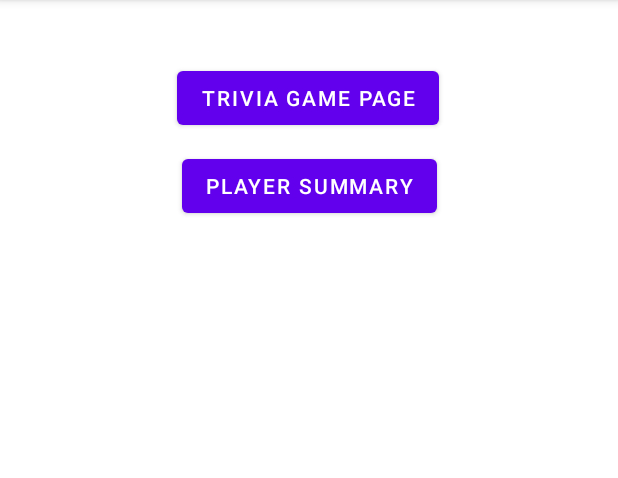
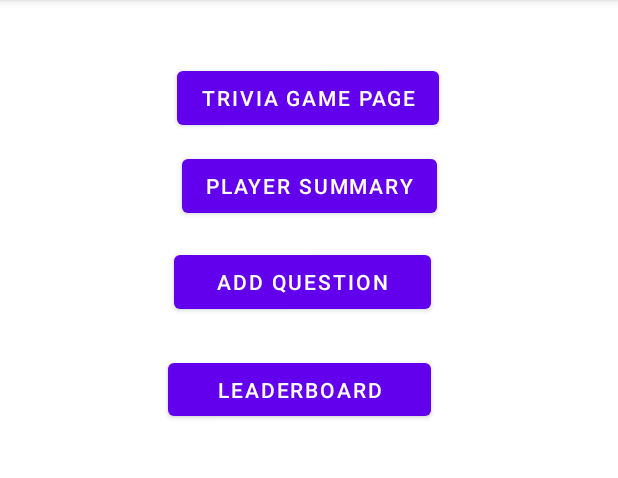
Before and after one commit to avantidorle/CS5520_FinalProject_Team26, an Android app: the screen it shows after launch once a user with an empty profile is signed in (MainActivity), on a phone screen of 412 x 824 dp, the part 84-562 px from its top. Run offline under Robolectric (Android 15) with nearby library versions, the phone set to English and light mode, and no system bars; our stand-ins replace Firebase (no records; nobody signed in at launch, a user with empty details on screens opened directly).

Commit message:
has log in, register, main trivia page, player summary, add question and leaderboard

```diff
--- a/app/src/main/java/edu/neu/madcourse/cs5520_finalproject_team26/Leaderboard.java
+++ b/app/src/main/java/edu/neu/madcourse/cs5520_finalproject_team26/Leaderboard.java
@@ -43,7 +43,7 @@ class UserData {
 
 public class Leaderboard  extends AppCompatActivity implements View.OnClickListener  {
 
-    private final String USERID = "b4a1c3c8-9e61-40ee-afd2-d6f3cfbbceb8";
+    private final String USERID = "bf611ba3-2f9c-4889-896f-1d1b465ee817";
 
     private ImageView firstPositionAvatar;
     private ImageView secondPositionAvatar;
--- a/app/src/main/java/edu/neu/madcourse/cs5520_finalproject_team26/MainActivity.java
+++ b/app/src/main/java/edu/neu/madcourse/cs5520_finalproject_team26/MainActivity.java
@@ -21,6 +21,8 @@ public class MainActivity extends AppCompatActivity {
 
     Button triviaGamePage;
     Button playerSummaryPage;
+    Button leaderboard;
+    Button addQuestion;
     Button addDummyData;
 
     private DatabaseReference reference;
@@ -32,6 +34,8 @@ public class MainActivity extends AppCompatActivity {
         setContentView(R.layout.activity_main);
         triviaGamePage = findViewById(R.id.trivia_game_page_button);
         playerSummaryPage = findViewById(R.id.player_summary_button);
+        leaderboard = findViewById(R.id.leaderboard_label);
+        addQuestion = findViewById(R.id.add_question_label);
 
         triviaGamePage.setOnClickListener(v -> {
             Intent intent = new Intent(this, TriviaPageActivity.class);
@@ -40,6 +44,16 @@ public class MainActivity extends AppCompatActivity {
 
         playerSummaryPage.setOnClickListener(v -> {
             Intent intent = new Intent(this, PlayerSummaryActivity.class);
+            startActivity(intent);
+        });
+
+        leaderboard.setOnClickListener(v -> {
+            Intent intent = new Intent(this, Leaderboard.class);
+            startActivity(intent);
+        });
+
+        addQuestion.setOnClickListener(v -> {
+            Intent intent = new Intent(this, AddQuestion.class);
             startActivity(intent);
         });
 
--- a/app/src/main/res/layout/activity_main.xml
+++ b/app/src/main/res/layout/activity_main.xml
@@ -29,8 +29,29 @@
         app:layout_constraintStart_toStartOf="parent"
         app:layout_constraintTop_toTopOf="parent" />
 
+    <Button
+        android:id="@+id/add_question_label"
+        android:layout_width="171dp"
+        android:layout_height="48dp"
+        android:layout_marginTop="164dp"
+        android:text="@string/add_question_button_label"
+        app:layout_constraintEnd_toEndOf="parent"
+        app:layout_constraintHorizontal_bias="0.483"
+        app:layout_constraintStart_toStartOf="parent"
+        app:layout_constraintTop_toTopOf="parent" />
+
+    <Button
+        android:id="@+id/leaderboard_label"
+        android:layout_width="175dp"
+        android:layout_height="47dp"
+        android:layout_marginTop="236dp"
+        android:text="@string/leaderboard"
+        app:layout_constraintEnd_toEndOf="parent"
+        app:layout_constraintHorizontal_bias="0.474"
+        app:layout_constraintStart_toStartOf="parent"
+        app:layout_constraintTop_toTopOf="parent" />
+
     <!--    <Button-->
-<!--<<<<<<< HEAD-->
     <!--        android:id="@+id/logoutButtonId"-->
     <!--        android:layout_width="wrap_content"-->
     <!--        android:layout_height="wrap_content"-->
--- a/app/src/main/res/values/strings.xml
+++ b/app/src/main/res/values/strings.xml
@@ -12,4 +12,6 @@
     <string name="add_question">Add</string>
     <string name="leaderboard_title">Leaderboard</string>
     <string name="praise">Awesome! \nYou just earned a Geo-Coin!</string>
+    <string name="add_question_button_label">Add Question</string>
+    <string name="leaderboard">Leaderboard</string>
 </resources>
```
Also changed, not shown: 1 other file. Lines whose indentation alone changed are shown as unchanged.
